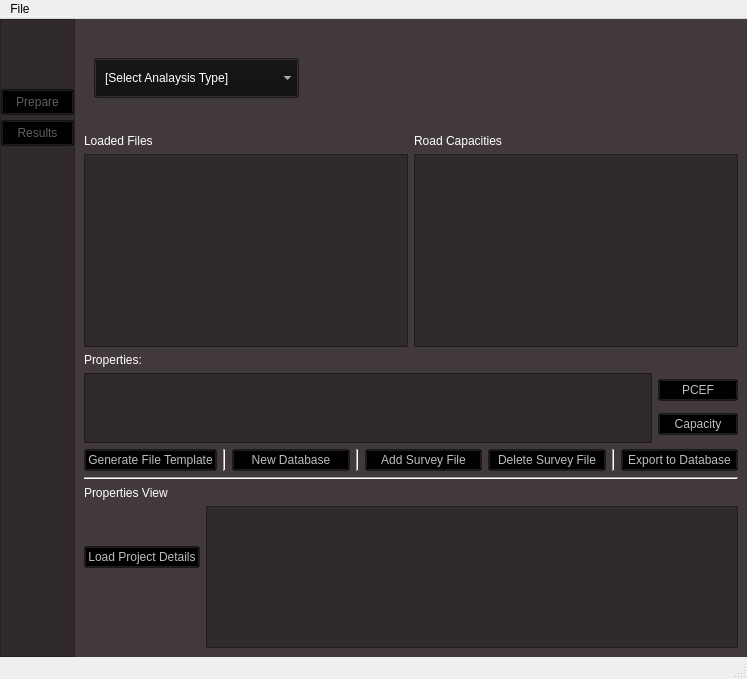
Old version of the form ui/draft ui.ui in the repository gsulay/xu_traffic_ingest_tool.
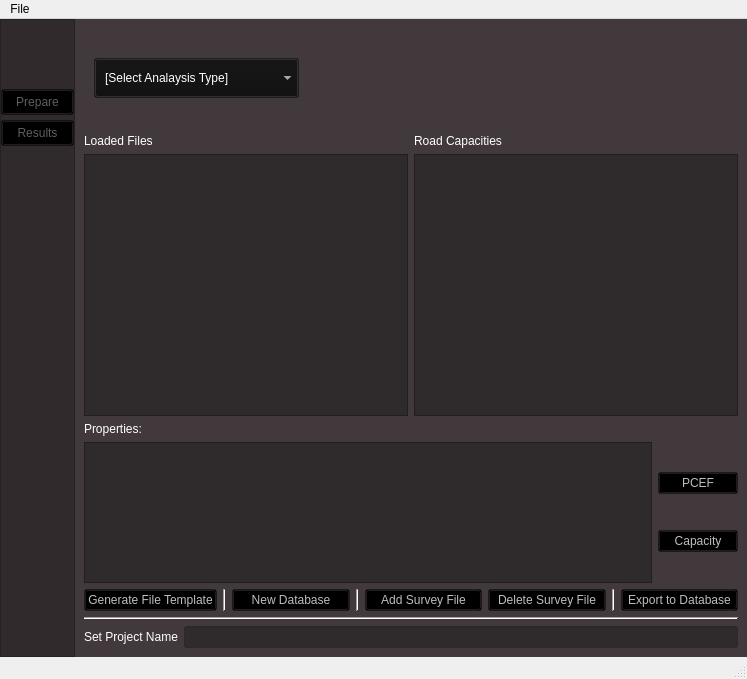
New version of the form. Icons and pictures are not drawn.

```diff
--- a/ui/draft ui.ui
+++ b/ui/draft ui.ui
@@ -22,7 +22,7 @@
 background-color: rgb(66, 57, 61);
 }
 
-QTableView, QComboBox, QListWidget, QColumnView{
+QTableView, QComboBox, QListWidget, QColumnView, QLineEdit{
 background-color:rgba(16, 15, 15, 95);
 color:white;
 }
@@ -156,7 +156,7 @@
 QPushButton:hover{
 background-color: rgba(0,0,0,50);}</string>
       </property>
-      <layout class="QVBoxLayout" name="verticalLayout_2" stretch="0,3,0,1,0,1,0,2">
+      <layout class="QVBoxLayout" name="verticalLayout_2" stretch="0,2,0,1,0,0,0">
        <item>
         <layout class="QHBoxLayout" name="logo_and_select" stretch="5,3,0">
          <property name="leftMargin">
@@ -398,53 +398,16 @@
         </widget>
        </item>
        <item>
-        <widget class="QLabel" name="filesPreview">
-         <property name="text">
-          <string>Properties View</string>
-         </property>
-        </widget>
-       </item>
-       <item>
-        <layout class="QHBoxLayout" name="preview" stretch="0,8">
+        <layout class="QHBoxLayout" name="horizontalLayout_2" stretch="1,8">
          <item>
-          <layout class="QVBoxLayout" name="verticalLayout_3" stretch="0,1,8">
-           <item>
-            <spacer name="verticalSpacer_4">
-             <property name="orientation">
-              <enum>Qt::Vertical</enum>
-             </property>
-             <property name="sizeHint" stdset="0">
-              <size>
-               <width>20</width>
-               <height>40</height>
-              </size>
-             </property>
-            </spacer>
-           </item>
-           <item>
-            <widget class="QPushButton" name="savePreviewButton">
-             <property name="text">
-              <string>Load Project Details</string>
-             </property>
-            </widget>
-           </item>
-           <item>
-            <spacer name="verticalSpacer_3">
-             <property name="orientation">
-              <enum>Qt::Vertical</enum>
-             </property>
-             <property name="sizeHint" stdset="0">
-              <size>
-               <width>20</width>
-               <height>40</height>
-              </size>
-             </property>
-            </spacer>
-           </item>
-          </layout>
+          <widget class="QLabel" name="projectNameLabel">
+           <property name="text">
+            <string>Set Project Name</string>
+           </property>
+          </widget>
          </item>
          <item>
-          <widget class="QTableWidget" name="previewTable"/>
+          <widget class="QLineEdit" name="projectNameEdit"/>
          </item>
         </layout>
        </item>
```
Left out of the diff: 2 changed lines with no effect on the pictures.
